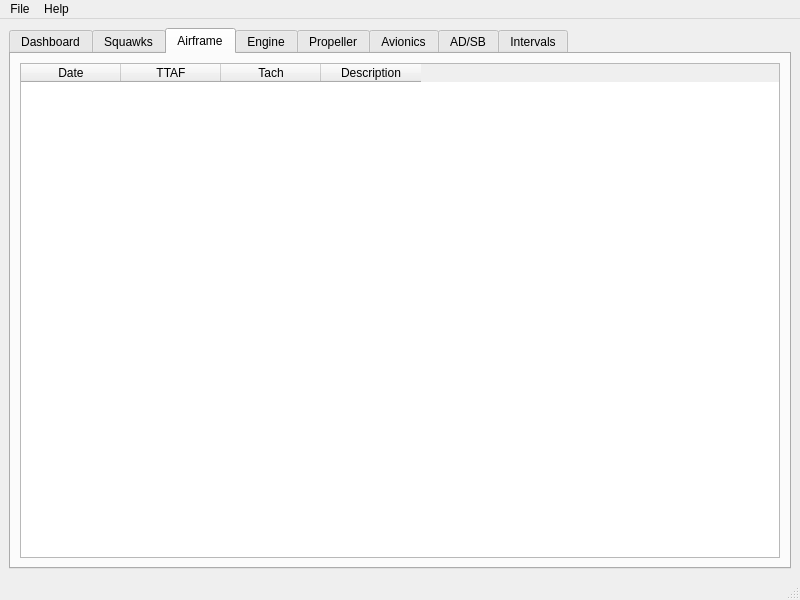
Before: the Qt Designer form interfaces/form.ui in Shadowist/aircraft_mx_tracker, drawn with Qt 5.
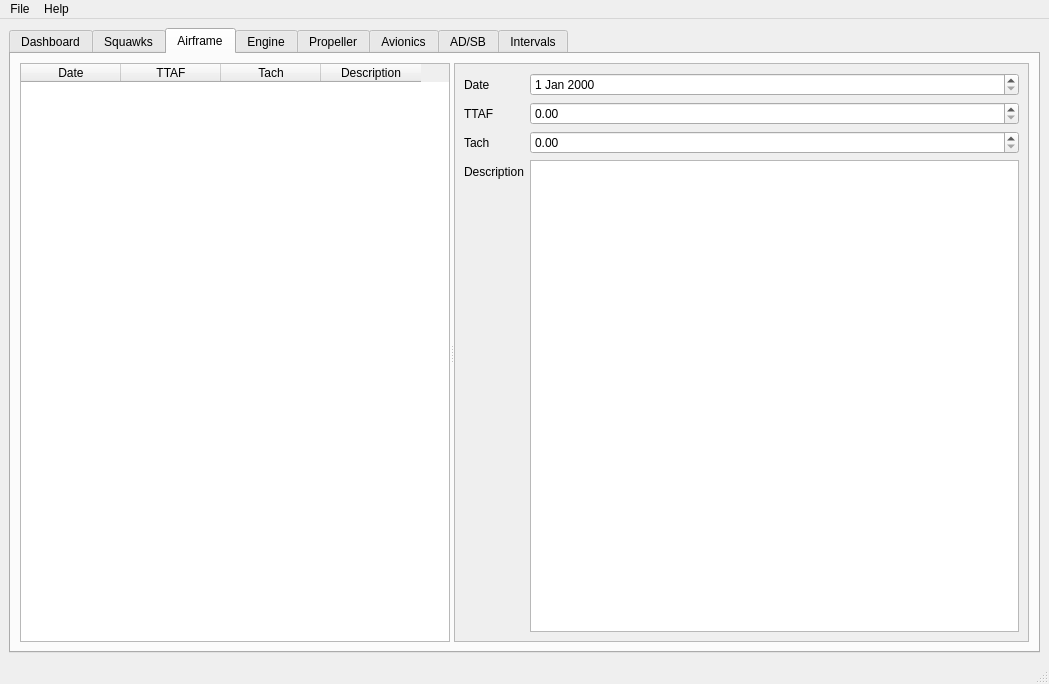
After: the same form once the commit is applied. The open tabs and pages were chosen to show the change.

Commit message:
Setting up an edit pane for airframe?
Unsure if this is the route I really want to take. Going for it!

The edit to the form file:
```diff
--- a/interfaces/form.ui
+++ b/interfaces/form.ui
@@ -6,15 +6,15 @@
    <rect>
     <x>0</x>
     <y>0</y>
-    <width>800</width>
-    <height>600</height>
+    <width>1049</width>
+    <height>684</height>
    </rect>
   </property>
   <property name="windowTitle">
    <string>MainWindow</string>
   </property>
   <widget class="QWidget" name="centralwidget">
-   <layout class="QVBoxLayout" name="verticalLayout">
+   <layout class="QHBoxLayout" name="horizontalLayout">
     <item>
      <widget class="QTabWidget" name="tabWidget">
       <property name="currentIndex">
@@ -35,8 +35,12 @@
        <attribute name="title">
         <string>Airframe</string>
        </attribute>
-       <layout class="QVBoxLayout" name="verticalLayout_3">
+       <layout class="QVBoxLayout" name="verticalLayout">
         <item>
+         <widget class="QSplitter" name="splitter">
+          <property name="orientation">
+           <enum>Qt::Horizontal</enum>
+          </property>
          <widget class="QTableWidget" name="table_airframe">
           <column>
            <property name="text">
@@ -59,6 +63,64 @@
            </property>
           </column>
          </widget>
+          <widget class="QScrollArea" name="scrollArea">
+           <property name="widgetResizable">
+            <bool>true</bool>
+           </property>
+           <widget class="QWidget" name="scrollAreaWidgetContents">
+            <property name="geometry">
+             <rect>
+              <x>0</x>
+              <y>0</y>
+              <width>308</width>
+              <height>552</height>
+             </rect>
+            </property>
+            <layout class="QFormLayout" name="formLayout">
+             <item row="0" column="0">
+              <widget class="QLabel" name="label">
+               <property name="text">
+                <string>Date</string>
+               </property>
+              </widget>
+             </item>
+             <item row="0" column="1">
+              <widget class="QDateEdit" name="airframe_date"/>
+             </item>
+             <item row="1" column="0">
+              <widget class="QLabel" name="label_2">
+               <property name="text">
+                <string>TTAF</string>
+               </property>
+              </widget>
+             </item>
+             <item row="1" column="1">
+              <widget class="QDoubleSpinBox" name="airfrace_ttaf"/>
+             </item>
+             <item row="2" column="0">
+              <widget class="QLabel" name="label_3">
+               <property name="text">
+                <string>Tach</string>
+               </property>
+              </widget>
+             </item>
+             <item row="2" column="1">
+              <widget class="QDoubleSpinBox" name="airframe_tach"/>
+             </item>
+             <item row="3" column="1">
+              <widget class="QTextBrowser" name="airframe_description"/>
+             </item>
+             <item row="3" column="0">
+              <widget class="QLabel" name="label_4">
+               <property name="text">
+                <string>Description</string>
+               </property>
+              </widget>
+             </item>
+            </layout>
+           </widget>
+          </widget>
+         </widget>
         </item>
        </layout>
       </widget>
@@ -200,7 +262,7 @@
     <rect>
      <x>0</x>
      <y>0</y>
-     <width>800</width>
+     <width>1049</width>
      <height>24</height>
     </rect>
    </property>
```
Left out of the diff: 2 changed lines with no effect on the pictures. Lines whose indentation alone changed are shown as unchanged. The commit also changes 1 other file.
